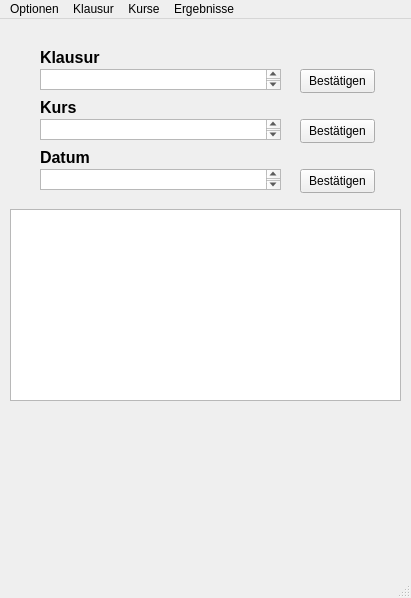
The window that mainwindow.ui (koc-schule/bewertungsrechner) describes before a commit, drawn with Qt 5.
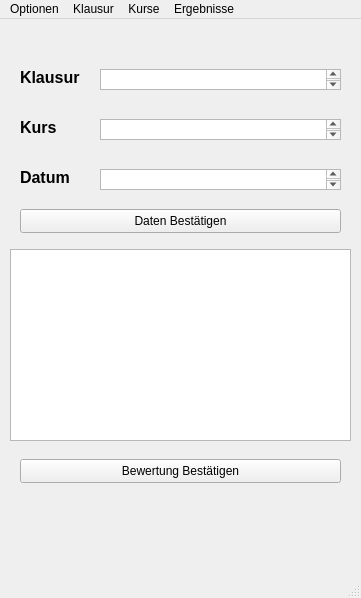
The same window after the commit.

Diff of the .ui file:
```diff
--- a/mainwindow.ui
+++ b/mainwindow.ui
@@ -6,7 +6,7 @@
    <rect>
     <x>0</x>
     <y>0</y>
-    <width>411</width>
+    <width>361</width>
     <height>598</height>
    </rect>
   </property>
@@ -17,8 +17,8 @@
    <widget class="QLabel" name="exam_label">
     <property name="geometry">
      <rect>
-      <x>40</x>
-      <y>30</y>
+      <x>20</x>
+      <y>50</y>
       <width>71</width>
       <height>16</height>
      </rect>
@@ -36,8 +36,8 @@
    <widget class="QLabel" name="class_label">
     <property name="geometry">
      <rect>
-      <x>40</x>
-      <y>80</y>
+      <x>20</x>
+      <y>100</y>
       <width>71</width>
       <height>16</height>
      </rect>
@@ -55,7 +55,7 @@
    <widget class="QTextEdit" name="date_textEdit">
     <property name="geometry">
      <rect>
-      <x>40</x>
+      <x>100</x>
       <y>150</y>
       <width>241</width>
       <height>21</height>
@@ -65,8 +65,8 @@
    <widget class="QLabel" name="date_label">
     <property name="geometry">
      <rect>
-      <x>40</x>
-      <y>130</y>
+      <x>20</x>
+      <y>150</y>
       <width>71</width>
       <height>16</height>
      </rect>
@@ -81,59 +81,23 @@
      <string>Datum</string>
     </property>
    </widget>
-   <widget class="QTableView" name="evaluation_input_tableView">
+   <widget class="QPushButton" name="confirm_input_pushButton">
     <property name="geometry">
      <rect>
-      <x>10</x>
+      <x>20</x>
       <y>190</y>
-      <width>391</width>
-      <height>192</height>
-     </rect>
-    </property>
-   </widget>
-   <widget class="QPushButton" name="confirm_date_pushButton">
-    <property name="geometry">
-     <rect>
-      <x>300</x>
-      <y>150</y>
-      <width>75</width>
+      <width>321</width>
       <height>24</height>
      </rect>
     </property>
     <property name="text">
-     <string>Bestätigen</string>
-    </property>
-   </widget>
-   <widget class="QPushButton" name="confirm_class_pushButton">
-    <property name="geometry">
-     <rect>
-      <x>300</x>
-      <y>100</y>
-      <width>75</width>
-      <height>24</height>
-     </rect>
-    </property>
-    <property name="text">
-     <string>Bestätigen</string>
-    </property>
-   </widget>
-   <widget class="QPushButton" name="confirm_exam_pushButton">
-    <property name="geometry">
-     <rect>
-      <x>300</x>
-      <y>50</y>
-      <width>75</width>
-      <height>24</height>
-     </rect>
-    </property>
-    <property name="text">
-     <string>Bestätigen</string>
+     <string>Daten Bestätigen</string>
     </property>
    </widget>
    <widget class="QTextEdit" name="choose_exam_textEdit">
     <property name="geometry">
      <rect>
-      <x>40</x>
+      <x>100</x>
       <y>50</y>
       <width>241</width>
       <height>21</height>
@@ -143,20 +107,43 @@
    <widget class="QTextEdit" name="choose_class_textEdit">
     <property name="geometry">
      <rect>
-      <x>40</x>
+      <x>100</x>
       <y>100</y>
       <width>241</width>
       <height>21</height>
      </rect>
     </property>
    </widget>
+   <widget class="QTableWidget" name="evaluation_input_tableWidget">
+    <property name="geometry">
+     <rect>
+      <x>10</x>
+      <y>230</y>
+      <width>341</width>
+      <height>192</height>
+     </rect>
+    </property>
+   </widget>
+   <widget class="QPushButton" name="confirm_evaluation_pushButton">
+    <property name="geometry">
+     <rect>
+      <x>20</x>
+      <y>440</y>
+      <width>321</width>
+      <height>24</height>
+     </rect>
+    </property>
+    <property name="text">
+     <string>Bewertung Bestätigen</string>
+    </property>
+   </widget>
   </widget>
   <widget class="QMenuBar" name="menubar">
    <property name="geometry">
     <rect>
      <x>0</x>
      <y>0</y>
-     <width>411</width>
+     <width>361</width>
      <height>22</height>
     </rect>
    </property>
```
Left out of the diff: 4 changed lines with no effect on the pictures.
